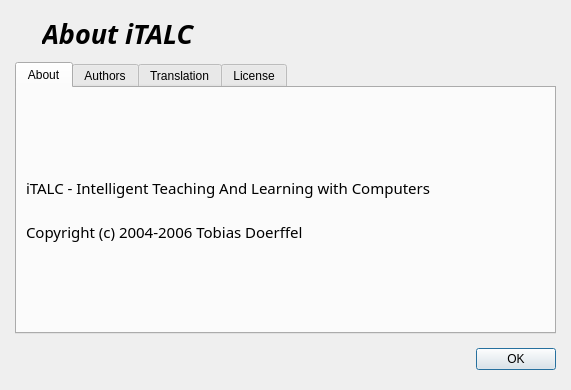
Before: the Qt Designer form ima/dialogs/about.ui in veyon/veyon, drawn with Qt 5.
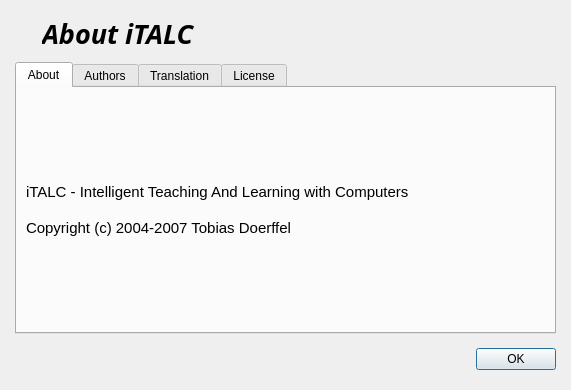
After: the same form once the commit is applied. Icons and pictures are not drawn.

Patch:
```diff
--- a/ima/dialogs/about.ui
+++ b/ima/dialogs/about.ui
@@ -87,7 +87,12 @@
        <item row="0" column="0" >
         <widget class="QLabel" name="label_3" >
          <property name="text" >
-          <string>&lt;html>&lt;head>&lt;meta name="qrichtext" content="1" />&lt;/head>&lt;body style=" white-space: pre-wrap; font-family:Sans Serif; font-size:9pt; font-weight:400; font-style:normal; text-decoration:none;">&lt;p style=" margin-top:0px; margin-bottom:0px; margin-left:0px; margin-right:0px; -qt-block-indent:0; text-indent:0px;">&lt;span style=" font-size:11pt;">iTALC - Intelligent Teaching And Learning with Computers&lt;/span>&lt;/p>&lt;p style="-qt-paragraph-type:empty; margin-top:0px; margin-bottom:0px; margin-left:0px; margin-right:0px; -qt-block-indent:0; text-indent:0px; font-size:11pt;">&lt;/p>&lt;p style=" margin-top:0px; margin-bottom:0px; margin-left:0px; margin-right:0px; -qt-block-indent:0; text-indent:0px; font-size:11pt;">Copyright (c) 2004-2006 Tobias Doerffel&lt;/p>&lt;/body>&lt;/html></string>
+          <string>&lt;html>&lt;head>&lt;meta name="qrichtext" content="1" />&lt;style type="text/css">
+p, li { white-space: pre-wrap; }
+&lt;/style>&lt;/head>&lt;body style=" font-family:'Sans Serif'; font-size:9pt; font-weight:400; font-style:normal; text-decoration:none;">
+&lt;p style=" margin-top:0px; margin-bottom:0px; margin-left:0px; margin-right:0px; -qt-block-indent:0; text-indent:0px;">&lt;span style=" font-size:11pt;">iTALC - Intelligent Teaching And Learning with Computers&lt;/span>&lt;/p>
+&lt;p style="-qt-paragraph-type:empty; margin-top:0px; margin-bottom:0px; margin-left:0px; margin-right:0px; -qt-block-indent:0; text-indent:0px; font-size:11pt;">&lt;/p>
+&lt;p style=" margin-top:0px; margin-bottom:0px; margin-left:0px; margin-right:0px; -qt-block-indent:0; text-indent:0px; font-size:11pt;">Copyright (c) 2004-2007 Tobias Doerffel&lt;/p>&lt;/body>&lt;/html></string>
          </property>
         </widget>
        </item>
```
